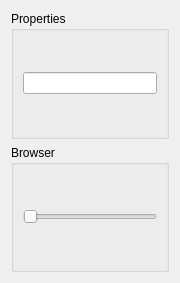
This is applications/mne_analyze/extensions/stcbrowser/FormFiles/stccontrol.ui in mne-tools/mne-cpp as Qt 5 draws it before an edit. The edited form follows.
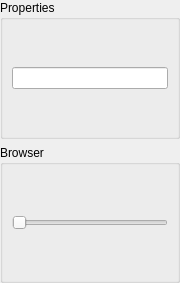
This is the edited form.

Commit message: [LIB-145] FOrm file for stc browser

Diff of the .ui file:
```diff
--- a/applications/mne_analyze/extensions/stcbrowser/FormFiles/stccontrol.ui
+++ b/applications/mne_analyze/extensions/stcbrowser/FormFiles/stccontrol.ui
@@ -20,6 +20,18 @@
    <string>STC Control</string>
   </property>
   <layout class="QVBoxLayout" name="m_qVerticalLayoutRoot">
+   <property name="leftMargin">
+    <number>0</number>
+   </property>
+   <property name="topMargin">
+    <number>0</number>
+   </property>
+   <property name="rightMargin">
+    <number>0</number>
+   </property>
+   <property name="bottomMargin">
+    <number>0</number>
+   </property>
    <item>
     <widget class="QGroupBox" name="m_qGroupBoxProperties">
      <property name="title">
```
The commit also changes 3 other files.
